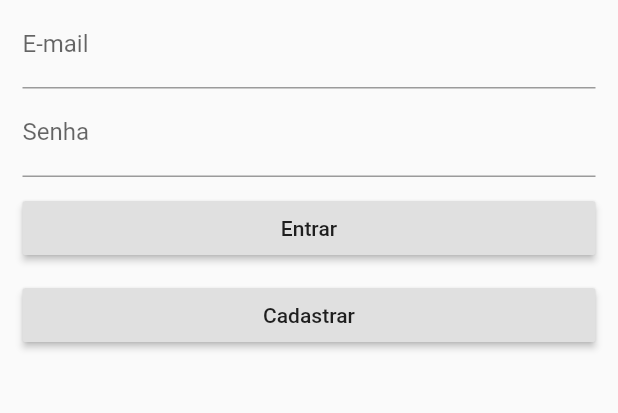
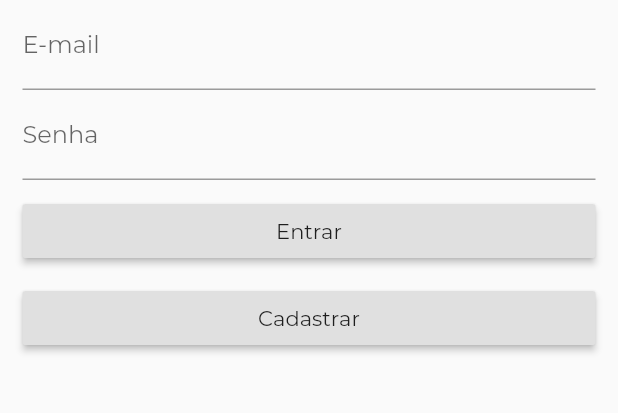
Before and after one commit to owarleysouza/S-Compras, a Flutter app: the screen it shows after launch, after a tap on "Logar", on a phone screen of 412 x 824 dp, the part 225-638 px from its top. Run offline on Flutter 3.47's test engine with Material 2 defaults, Android fonts, the phone set to English and light mode, and no system bars.

Commit message:
Mudanca na interface, fontes e temas principais. Tambem removidos comentarios desnecessarios

```diff
--- a/lib/main.dart
+++ b/lib/main.dart
@@ -14,9 +14,9 @@ class PrimeiraTela extends StatelessWidget {
   @override
   Widget build(BuildContext context) {
     return MaterialApp(
-      debugShowCheckedModeBanner: false,
-      home: TelaApresentacao(),
-      theme: ThemeData(
+        debugShowCheckedModeBanner: false,
+        home: TelaApresentacao(),
+        theme: ThemeData(
           primarySwatch: Colors
               .blueGrey, //Cor primária do app que vai definir a cor de elementos principais, como a appbar, e etc
           accentColor: Colors
@@ -28,13 +28,6 @@ class PrimeiraTela extends StatelessWidget {
                       fontFamily: 'Montserrat',
                       fontSize: 20,
                       fontWeight: FontWeight.w700))),
-          textTheme: ThemeData.light().textTheme.copyWith(
-              //Propriedade para definir o estilo de textos do app, assim com um 'style: Theme.of(context).textTheme.headline6' em um texto o estilo é adicionado
-              headline6: TextStyle(
-                  fontFamily: 'Montserrat',
-                  fontSize: 20,
-                  fontWeight: FontWeight
-                      .w500))), //Elemento que define a fonte principal do app. É como em css que vc pode definir estilos gerais, e estilos específicos. Esse é geral
-    );
+        ));
   }
 }
--- a/lib/views/telaInicial.dart
+++ b/lib/views/telaInicial.dart
@@ -79,7 +79,6 @@ class _TelaInicialState extends State<TelaInicial> {
         title: Center(
             child: Text(
           "Minhas Compras",
-          //style: Theme.of(context).textTheme.headline6, Essa opção é possível ser usada para usar um estilo já definido lá no main.dart no scaffold
         )),
         actions: <Widget>[
           Padding(
```
